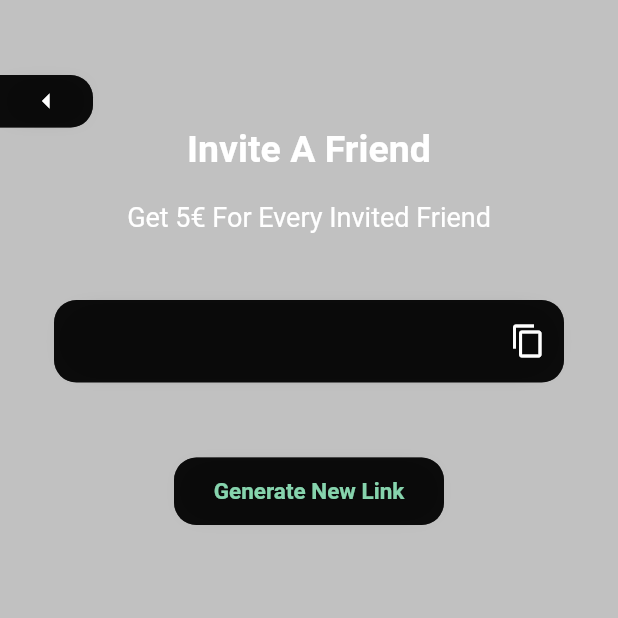
After one commit to L4XB/Crypto-Tracker-App, a Flutter app: the InviteFriend screen opened by its route, on a phone screen of 412 x 824 dp, the top half of it. The commit adds this screen. Run offline on Flutter 3.47's test engine with Material 2 defaults, Android fonts, the phone set to English and light mode, and no system bars; our stand-ins replace dio, loading_animation_widget, syncfusion_flutter_charts; missing offline and left inert: clipboard, simple_candlestick_chart.

Commit message:
Invite_friend + Logout

```diff
--- /dev/null
+++ b/lib/invite_firiend/invite_friend_foregound.dart
@@ -0,0 +1,88 @@
+import 'package:chaining/API_Provider/Functions/Functions.dart';
+import 'package:chaining/overall_widgets/widgets/button.dart';
+import 'package:chaining/overall_widgets/widgets/go_back_button.dart';
+import 'package:chaining/overall_widgets/widgets/invite_friend_textbox.dart';
+import 'package:clipboard/clipboard.dart';
+import 'package:flutter/material.dart';
+
+TextEditingController controllerInv = TextEditingController();
+
+class InviteFriend extends StatefulWidget {
+  const InviteFriend({Key? key}) : super(key: key);
+
+  @override
+  State<InviteFriend> createState() => _InviteFriendState();
+}
+
+class _InviteFriendState extends State<InviteFriend> {
+  String? newLink;
+  @override
+  Widget build(BuildContext context) {
+    void submitt() {
+      print(newLink);
+      FlutterClipboard.copy(controllerInv.text);
+    }
+
+    return Scaffold(
+      backgroundColor: const Color.fromARGB(80, 56, 56, 56),
+      body: Column(
+        crossAxisAlignment: CrossAxisAlignment.center,
+        children: [
+          Padding(
+            padding: const EdgeInsets.fromLTRB(0, 50, 350, 0),
+            child: GoBackButton(
+              onPressed: () {
+                Navigator.pop(context);
+              },
+            ),
+          ),
+          Center(
+            child: Text("Invite A Friend",
+                style: TextStyle(
+                    color: Colors.white,
+                    fontSize: 25,
+                    fontWeight: FontWeight.bold)),
+          ),
+          Padding(
+            padding: const EdgeInsets.fromLTRB(0, 20, 0, 0),
+            child: Center(
+              child: Text("Get 5€ For Every Invited Friend",
+                  style: TextStyle(
+                    color: Colors.white,
+                    fontSize: 18,
+                  )),
+            ),
+          ),
+          Padding(
+            padding: const EdgeInsets.fromLTRB(0, 45, 0, 0),
+            child: InviteFriendTextBox(
+                controller: controllerInv,
+                inputText: "",
+                submitt: submitt,
+                suffixIcon: Icon(
+                  Icons.copy,
+                  color: Colors.white,
+                )),
+          ),
+          Padding(
+            padding: const EdgeInsets.fromLTRB(0, 50, 0, 0),
+            child: ButtonLogIn(
+                color: Color.fromARGB(210, 161, 255, 208),
+                text: "Generate New Link",
+                onPressed: () {
+                  List<int> numbers = Functions().generateRandomNumbers(5, 9);
+                  newLink = "https://chaining/user/invite/";
+                  for (var i in numbers) {
+                    newLink = newLink.toString() + i.toString();
+                  }
+
+                  setState(() {
+                    controllerInv.text = newLink.toString();
+                  });
+                }),
+          )
+        ],
+      ),
+    );
+  }
+}
--- a/lib/main.dart
+++ b/lib/main.dart
@@ -1,5 +1,6 @@
 import 'package:chaining/coin_detail_info.dart/coin_detail_info_foreground.dart';
 import 'package:chaining/dashboard/dashboard_foreground.dart';
+import 'package:chaining/invite_firiend/invite_friend_foregound.dart';
 import 'package:chaining/login_screen/login_screen_foreground.dart';
 import 'package:chaining/reset_mail_screen/reset_mail_screen_foreground.dart';
 import 'package:chaining/reset_password_screen/reset_password_foreground.dart';
@@ -23,6 +24,7 @@ class MyApp extends StatelessWidget {
         "/resetMail": (BuildContext context) => const ResetMailScreen(),
         "/coinDetails": (BuildContext context) => const CoinDetailInfo(),
         "/dashboard": (BuildContext context) => const Dashboard(),
+        "/invFriend": (BuildContext context) => const InviteFriend(),
         "/root": (BuildContext context) => const Root(),
       },
       home: LoginScreen(),
--- a/lib/overall_widgets/widgets/button.dart
+++ b/lib/overall_widgets/widgets/button.dart
@@ -22,6 +22,9 @@ class _ButtonLogInState extends State<ButtonLogIn> {
   @override
   Widget build(BuildContext context) {
     return InkWell(
+      splashColor: Colors.transparent,
+      highlightColor: Colors.transparent,
+      focusColor: Colors.transparent,
       onTap: widget.onPressed,
       child: Container(
         height: 45,
--- /dev/null
+++ b/lib/overall_widgets/widgets/invite_friend_textbox.dart
@@ -0,0 +1,64 @@
+import 'package:flutter/material.dart';
+
+class InviteFriendTextBox extends StatelessWidget {
+  TextEditingController controller = TextEditingController();
+  Function()? submitt;
+  Icon suffixIcon = Icon(
+    Icons.copy,
+    color: Colors.white,
+  );
+  String inputText = "";
+
+  InviteFriendTextBox(
+      {Key? key,
+      required this.controller,
+      required this.inputText,
+      required this.submitt,
+      required this.suffixIcon})
+      : super(key: key);
+
+  @override
+  Widget build(BuildContext context) {
+    return Container(
+        decoration: BoxDecoration(
+          borderRadius: BorderRadius.circular(15),
+          boxShadow: const [
+            BoxShadow(
+              color: Color.fromARGB(255, 63, 63, 63),
+            ),
+            BoxShadow(
+              color: Color.fromARGB(255, 57, 57, 57),
+              spreadRadius: -12.0,
+              blurRadius: 12.0,
+            ),
+          ],
+        ),
+        width: 340,
+        child: ClipRRect(
+            borderRadius: BorderRadius.circular(15),
+            child: TextField(
+              style: const TextStyle(color: Colors.white),
+              controller: controller,
+              cursorHeight: 20,
+              autofocus: false,
+              keyboardType: TextInputType.emailAddress,
+              cursorColor: Colors.white,
+              decoration: InputDecoration(
+                suffixIcon: InkWell(
+                    splashColor: Colors.transparent,
+                    focusColor: Colors.transparent,
+                    onTap: submitt,
+                    child: suffixIcon),
+                suffixIconColor: Colors.white,
+                contentPadding:
+                    EdgeInsets.symmetric(vertical: 18, horizontal: 15),
+                fillColor: Color.fromARGB(212, 0, 0, 0),
+                filled: true,
+                hintText: inputText,
+                hintStyle: const TextStyle(color: Colors.white),
+                focusedBorder: InputBorder.none,
+                border: InputBorder.none,
+              ),
+            )));
+  }
+}
--- a/pubspec.yaml
+++ b/pubspec.yaml
@@ -40,6 +40,7 @@ dependencies:
   loading_animation_widget: ^1.2.0+2
   simple_candlestick_chart: ^0.1.0
   syncfusion_flutter_charts: ^20.2.39
+  clipboard: ^0.1.3
 
 
 dev_dependencies:
```
Also changed, not shown: lib/API_Provider/Functions/Functions.dart (+16 -0 lines), lib/overall_widgets/widgets/drawer.dart (+29 -4 lines), pubspec.lock.
